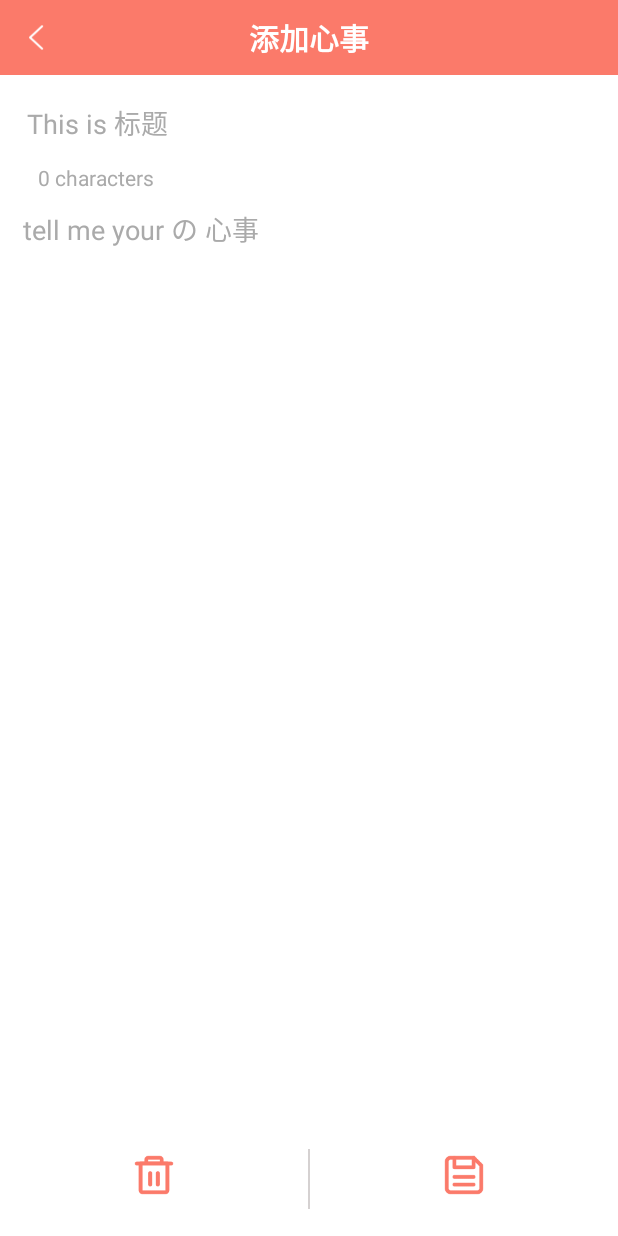
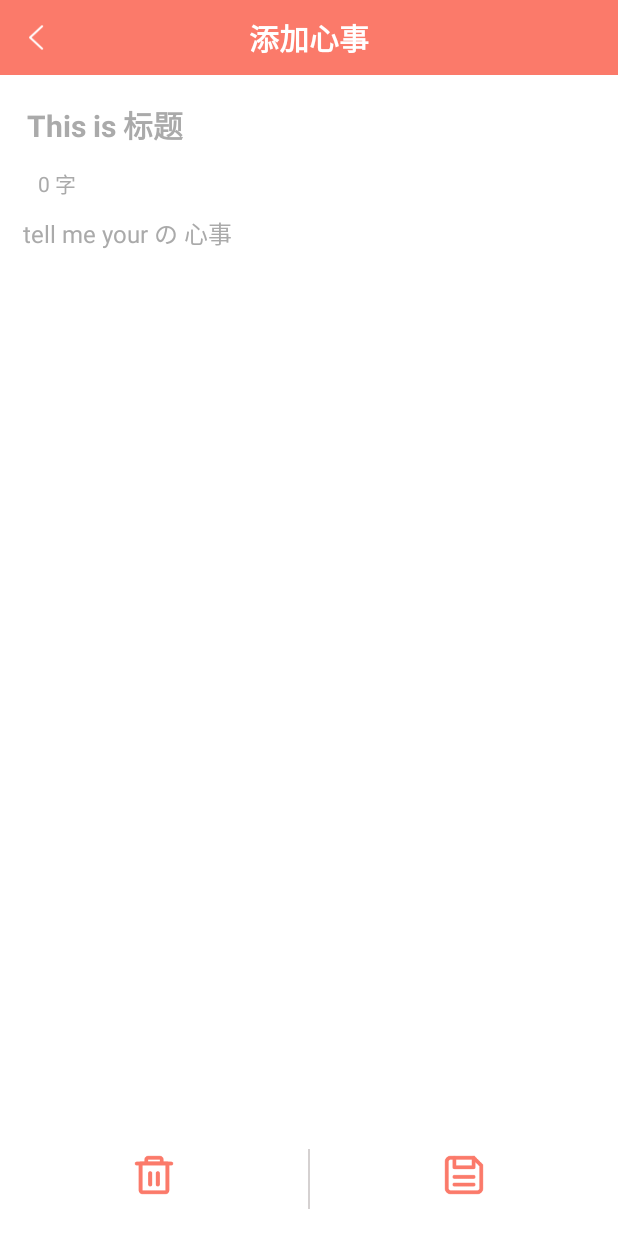
Before and after one commit to Obizuh/Notepad, an Android app: the RecordActivity screen opened directly, with no data from a screen before it, on a phone screen of 412 x 824 dp. Run offline under Robolectric (Android 15) with nearby library versions, the phone set to English and light mode, and no system bars.

Commit message:
version 1.2 1. 添加了实时统计字符的功能 2. record界面添加了字体大小的差异化

```diff
--- a/app/build.gradle
+++ b/app/build.gradle
@@ -10,8 +10,8 @@ android {
         applicationId "com.example.notepad"
         minSdk 24
         targetSdk 34
-        versionCode 2
-        versionName "1.1"
+        versionCode 3
+        versionName "1.2"
 
         testInstrumentationRunner "androidx.test.runner.AndroidJUnitRunner"
     }
--- a/app/src/main/java/com/example/notepad/RecordActivity.java
+++ b/app/src/main/java/com/example/notepad/RecordActivity.java
@@ -2,6 +2,8 @@ package com.example.notepad;
 
 import android.content.Intent;
 import android.os.Bundle;
+import android.text.Editable;
+import android.text.TextWatcher;
 import android.view.View;
 import android.widget.EditText;
 import android.widget.ImageView;
@@ -12,7 +14,7 @@ import androidx.appcompat.app.AppCompatActivity;
 import com.example.notepad.utils.DBUtils;
 
 public class RecordActivity extends AppCompatActivity implements View.OnClickListener {
-    private TextView tv_time, tv_main_title, tv_back;
+    private TextView tv_time, tv_main_title, tv_back, tv_char_count;
     private EditText et_title, et_content;
     private ImageView iv_del, iv_save;
     private DBUtils dbUtils;
@@ -24,6 +26,7 @@ public class RecordActivity extends AppCompatActivity implements View.OnClickLis
         setContentView(R.layout.activity_record);
         initView();
         initData();
+        setupTextWatcher();
     }
 
     private void initView() {
@@ -35,6 +38,7 @@ public class RecordActivity extends AppCompatActivity implements View.OnClickLis
         iv_del = findViewById(R.id.iv_del);
         iv_save = findViewById(R.id.iv_save);
         tv_main_title = findViewById(R.id.tv_main_title);
+        tv_char_count = findViewById(R.id.tv_char_count);
 
         tv_back.setOnClickListener(this);
         iv_del.setOnClickListener(this);
@@ -51,10 +55,34 @@ public class RecordActivity extends AppCompatActivity implements View.OnClickLis
             et_content.setText(intent.getStringExtra("content"));
             tv_time.setText(intent.getStringExtra("time"));
             tv_time.setVisibility(View.VISIBLE);
+            // 初始化字符计数
+            tv_char_count.setText(et_content.getText().length() + " 字");
         } else {
             tv_main_title.setText(" 添加心事 ");
             tv_time.setVisibility(View.GONE);
+            // 初始化字符计数
+            tv_char_count.setText("0 字");
         }
+    }
+
+    private void setupTextWatcher() {
+        et_content.addTextChangedListener(new TextWatcher() {
+            @Override
+            public void beforeTextChanged(CharSequence s, int start, int count, int after) {
+                // No action needed before text changes
+            }
+
+            @Override
+            public void onTextChanged(CharSequence s, int start, int before, int count) {
+                // Update character count
+                tv_char_count.setText(s.length() + " characters");
+            }
+
+            @Override
+            public void afterTextChanged(Editable s) {
+                // No action needed after text changes
+            }
+        });
     }
 
     @Override
--- a/app/src/main/res/layout/activity_record.xml
+++ b/app/src/main/res/layout/activity_record.xml
@@ -22,12 +22,15 @@
         android:layout_height="wrap_content"
         android:gravity="top"
         android:hint="This is 标题"
+        android:textStyle="bold"
+        android:textSize="20sp"
         android:textColorHint="@android:color/darker_gray"
         android:layout_marginTop="10dp"
         android:layout_marginLeft="10dp"
         android:layout_marginRight="10dp"
         android:layout_marginBottom="5dp"
         android:padding="8dp"
+
         android:textColor="@android:color/black"
         android:background="@null" />
     <TextView
@@ -37,13 +40,14 @@
         android:gravity="left"
         android:paddingLeft="25dp"
         android:textColor="@android:color/darker_gray"
-        android:text="0 characters"/>
+        android:text="0 字"/>
     <EditText
         android:id="@+id/et_content"
         android:layout_width="match_parent"
         android:layout_height="match_parent"
         android:layout_weight="1"
         android:gravity="top"
+        android:textSize="16sp"
         android:hint="tell me your の 心事"
         android:textColorHint="@android:color/darker_gray"
         android:padding="5dp"
```
